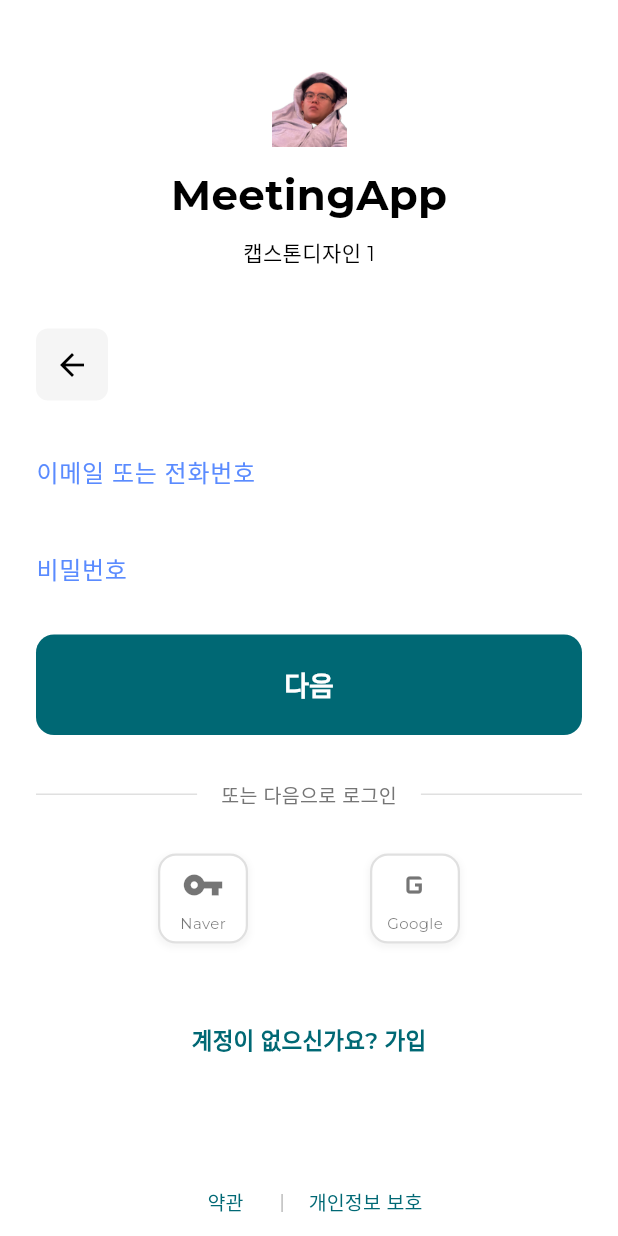
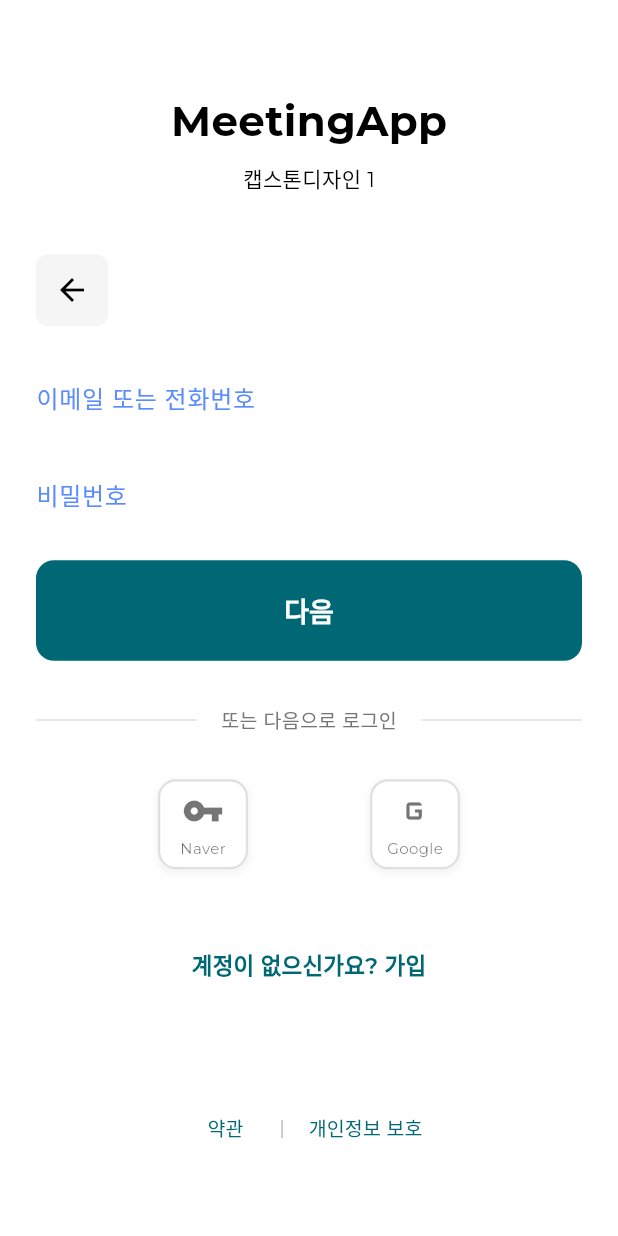
Before and after one commit to SUUGGIII/Capstone-project, a Flutter app: the screen it shows after launch, on a phone screen of 412 x 824 dp. Run offline on Flutter 3.47's test engine with Material 3 defaults, Android fonts, the light colour scheme and no system bars; our stand-ins replace dropdown_button2, flutter_svg, google_fonts, permission_handler, shared_preferences; missing offline and left inert: flutter_background, flutter_webrtc, livekit_client; accounts and stored records are empty.

Commit message:
Refactor UI: Revamp Home, Scheduler, Documents, More pages; Add Settings & Notifications; Update Login

```diff
--- a/frontend/lib/home_page.dart
+++ b/frontend/lib/home_page.dart
@@ -52,7 +52,6 @@ class HomePage extends StatelessWidget {
               onTap: () => navProvider.setSelectedIndex(0), // HomeTabPage로 네비게이션
               child: Row(
                 children: [
-                  Image.asset('assets/zoom_logo.png', height: 24),
                   const SizedBox(width: 8),
                   Text(
                     'MeetingApp',
--- a/frontend/lib/pages/login_page.dart
+++ b/frontend/lib/pages/login_page.dart
@@ -44,7 +44,7 @@ class _LoginPageState extends State<LoginPage> {
           child: Column(
             mainAxisAlignment: MainAxisAlignment.center,
             children: [
-              Image.asset('assets/zoom_logo.png', height: 50),
+
               const SizedBox(height: 12),
               Text(
                 'MeetingApp',
```
